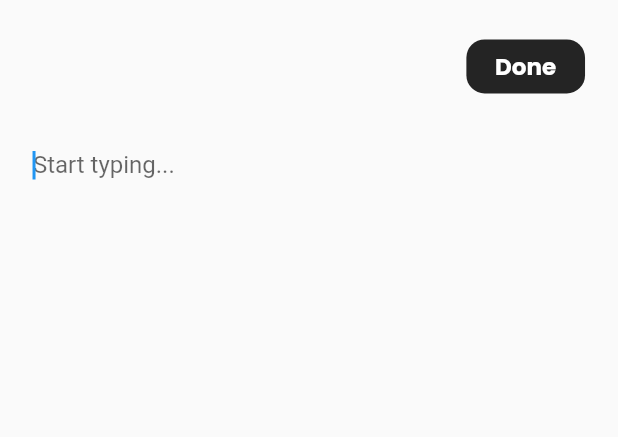
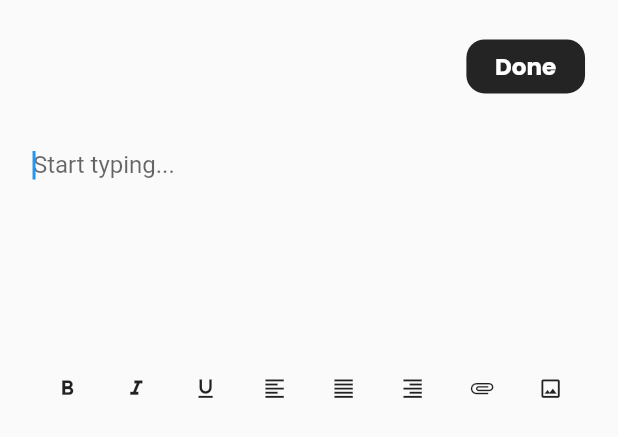
Before and after one commit to yousifabughali/graduation, a Flutter app: the ArticlePublish2 widget shown alone on an empty page, opened directly, on a phone screen of 412 x 824 dp. Shown: the top 437 px of the screen. Run offline on Flutter 3.47's test engine with Material 2 defaults, Android fonts, the phone set to English and light mode, and no system bars; our stand-ins replace cloud_firestore, connectivity_plus, dotted_line, firebase_auth, firebase_core, firebase_storage and 4 more; accounts and stored records are empty; project files that could hold a hidden picture were left out.

Commit message:
ALl Done!!

```diff
--- a/lib/widget/article_publish_two.dart
+++ b/lib/widget/article_publish_two.dart
@@ -63,6 +63,20 @@ class _ArticlePublish2State extends State<ArticlePublish2> {
               ),
             ),
           ),
+          SizedBox(height: 43.h,),
+          Row(
+            mainAxisAlignment: MainAxisAlignment.spaceAround,
+            children: [
+              Icon(Icons.format_bold_outlined,size: 15.sp,),
+              Icon(Icons.format_italic_outlined,size: 15.sp,),
+              Icon(Icons.format_underline_outlined,size: 15.sp,),
+              Icon(Icons.format_align_left_outlined,size: 15.sp,),
+              Icon(Icons.format_align_justify_outlined,size: 15.sp,),
+              Icon(Icons.format_align_right_outlined,size: 15.sp,),
+              Icon(Icons.attachment_outlined,size: 15.sp,),
+              Icon(Icons.image_outlined,size: 15.sp,),
+            ],
+          ),
         ],
       ),
     );
```
Also changed, not shown: assets/images/icons.png (added).
